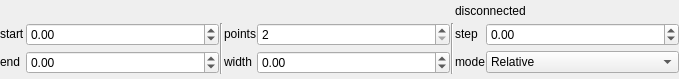
Before: the Qt Designer form axis.ui in AustralianSynchrotron/MotorScan, drawn with Qt 5.
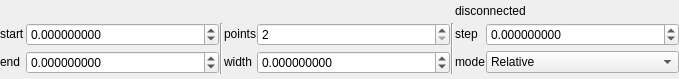
After: the same form once the commit is applied. Custom widgets are drawn as their Qt base class.

Diff of the .ui file:
```diff
--- a/axis.ui
+++ b/axis.ui
@@ -50,6 +50,9 @@
      <property name="toolTip">
       <string>Start point of the scan</string>
      </property>
+     <property name="decimals">
+      <number>9</number>
+     </property>
      <property name="minimum">
       <double>-2147483647.000000000000000</double>
      </property>
@@ -92,6 +95,9 @@
      <property name="toolTip">
       <string>Step size</string>
      </property>
+     <property name="decimals">
+      <number>9</number>
+     </property>
      <property name="minimum">
       <double>-2147483647.000000000000000</double>
      </property>
@@ -121,6 +127,9 @@
      <property name="toolTip">
       <string>End point of the scan</string>
      </property>
+     <property name="decimals">
+      <number>9</number>
+     </property>
      <property name="minimum">
       <double>-2147483647.000000000000000</double>
      </property>
@@ -147,6 +156,9 @@
      <property name="toolTip">
       <string>Scan width</string>
      </property>
+     <property name="decimals">
+      <number>9</number>
+     </property>
      <property name="minimum">
       <double>-2147483647.000000000000000</double>
      </property>
```
